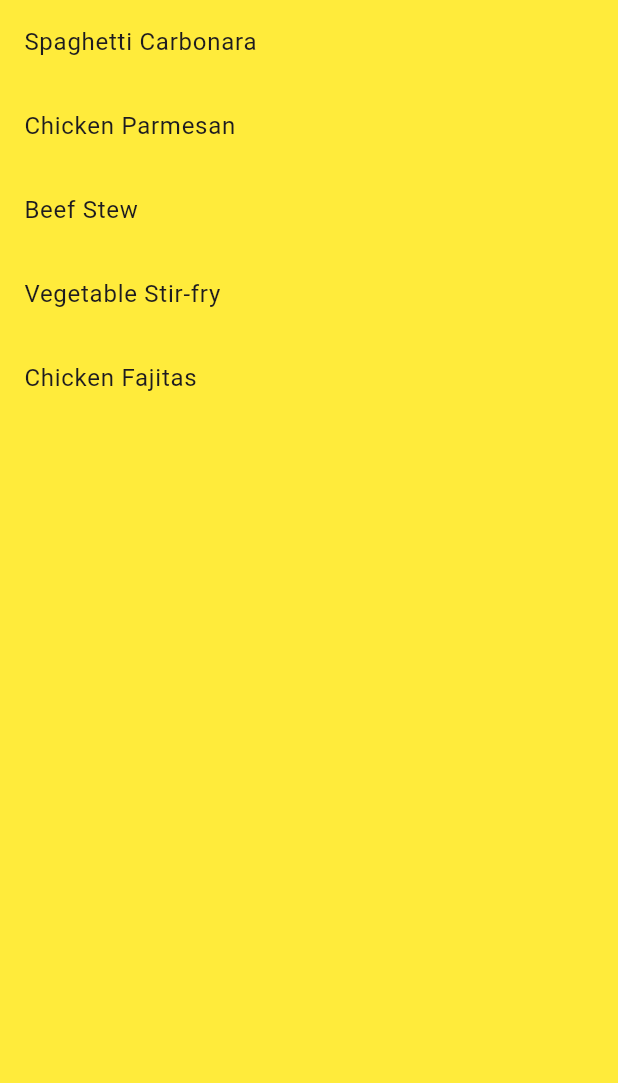
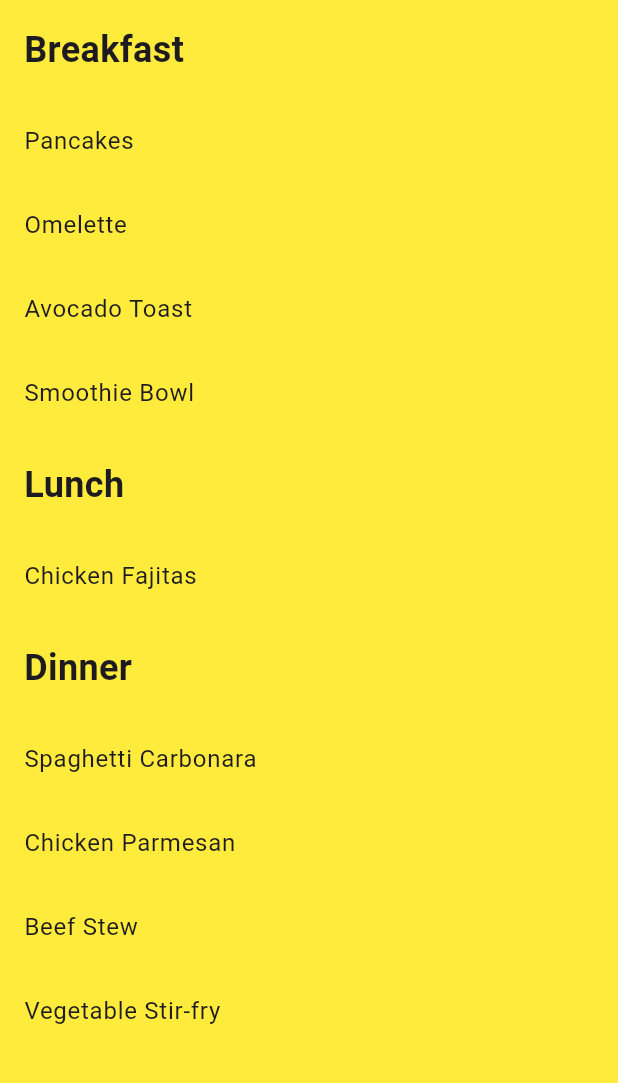
Before and after one commit to dhogan7/Project1, a Flutter app: the screen it shows after launch, after a tap on "Recipes", on a phone screen of 412 x 824 dp, the part 84-1167 px from its top. Run offline on Flutter 3.47's test engine with Material 3 defaults, Android fonts, the phone set to English and light mode, and no system bars.

Commit message:
added more recipes and added the meal planning section

```diff
--- a/lib/home_screen.dart
+++ b/lib/home_screen.dart
@@ -1,8 +1,8 @@
-// home_screen.dart
 import 'package:flutter/material.dart';
 import 'recipes_screen.dart';
 import 'favorites_screen.dart';
 import 'cuisine_screen.dart';
+import 'meal_planning_screen.dart'; // Import your Meal Planning screen
 
 class HomeScreen extends StatelessWidget {
   const HomeScreen({super.key});
@@ -30,17 +30,7 @@ class HomeScreen extends StatelessWidget {
               },
               child: const Text('Recipes'),
             ),
-            const SizedBox(height:20),
-            ElevatedButton(
-              onPressed: () {
-                Navigator.push(
-                  context,
-                  MaterialPageRoute(builder: (context) => const FavoritesScreen()),
-                );
-              },
-              child: const Text('View Favorites'),
-            ),
-            const SizedBox(height: 16),
+            const SizedBox(height: 20),
             ElevatedButton(
               onPressed: () {
                 Navigator.push(
@@ -50,6 +40,26 @@ class HomeScreen extends StatelessWidget {
               },
               child: const Text('Explore Cuisines'),
             ),
+            const SizedBox(height: 16),
+            ElevatedButton(
+              onPressed: () {
+                Navigator.push(
+                  context,
+                  MaterialPageRoute(builder: (context) => const MealPlanningScreen()),
+                );
+              },
+              child: const Text('Meal Planning'),
+            ),
+            const Spacer(), // Pushes the following button to the bottom
+            ElevatedButton(
+              onPressed: () {
+                Navigator.push(
+                  context,
+                  MaterialPageRoute(builder: (context) => const FavoritesScreen()),
+                );
+              },
+              child: const Text('Favorites'),
+            ),
           ],
         ),
       ),
--- a/lib/recipes_screen.dart
+++ b/lib/recipes_screen.dart
@@ -4,7 +4,93 @@ import 'details_screen.dart';
 class RecipesScreen extends StatelessWidget {
   const RecipesScreen({super.key});
 
-  final List<Map<String, dynamic>> recipes = const [
+  final Map<String, List<Map<String, dynamic>>> recipes = const {
+    'Breakfast': [
+      {
+        'name': 'Pancakes',
+        'instructions': [
+          'In a bowl, mix flour, sugar, baking powder, and salt.',
+          'In another bowl, whisk together milk, eggs, and melted butter.',
+          'Combine wet and dry ingredients until just mixed.',
+          'Pour batter onto a hot griddle and cook until bubbles form, then flip and cook until golden brown.'
+        ],
+        'ingredients': [
+          'Flour',
+          'Sugar',
+          'Baking powder',
+          'Salt',
+          'Milk',
+          'Eggs',
+          'Butter'
+        ],
+      },
+      {
+        'name': 'Omelette',
+        'instructions': [
+          'Whisk eggs with salt and pepper.',
+          'Heat oil in a frying pan, pour in the eggs.',
+          'Cook until edges firm up, then add cheese, vegetables, or meats of choice.',
+          'Fold and serve when cooked through.'
+        ],
+        'ingredients': [
+          'Eggs',
+          'Salt',
+          'Pepper',
+          'Cheese',
+          'Vegetables (e.g., bell peppers, onions)',
+          'Cooking oil'
+        ],
+      },
+      {
+        'name': 'Avocado Toast',
+        'instructions': [
+          'Toast slices of bread.',
+          'Mash avocado with salt and pepper.',
+          'Spread avocado on toast and top with optional toppings like sliced tomatoes or poached eggs.'
+        ],
+        'ingredients': [
+          'Bread',
+          'Avocado',
+          'Salt',
+          'Pepper',
+          'Optional toppings (e.g., tomatoes, poached eggs)'
+        ],
+      },
+      {
+        'name': 'Smoothie Bowl',
+        'instructions': [
+          'Blend your choice of fruits with yogurt and a splash of milk until smooth.',
+          'Pour into a bowl and top with granola, nuts, and fresh fruits.'
+        ],
+        'ingredients': [
+          'Assorted fruits (e.g., bananas, berries)',
+          'Yogurt',
+          'Milk',
+          'Granola',
+          'Nuts'
+        ],
+      },
+    ],
+    'Lunch': [
+      {
+        'name': 'Chicken Fajitas',
+        'instructions': [
+          'Heat oil in a pan.',
+          'Season chicken tenderloins with seasoning of choice.',
+          'Add chicken tenderloins to pan and cook for 10-12 minutes.',
+          'Add sliced bell peppers and onions to the pan.',
+          'Let cool for 3-5 minutes and serve.'
+        ],
+        'ingredients': [
+          'Chicken Tenderloins',
+          'Bell Peppers',
+          'Onions',
+          'Cooking oil',
+          'Seasoning of choice'
+        ],
+      },
+    ],
+    'Dinner': [
       {
         'name': 'Spaghetti Carbonara',
         'instructions': [
@@ -13,7 +99,7 @@ class RecipesScreen extends StatelessWidget {
           'Drain pasta and mix with egg mixture off the heat.',
           'Serve immediately.'
         ],
-      'groceryList': [
+        'ingredients': [
           'Spaghetti',
           'Eggs',
           'Pecorino Romano cheese',
@@ -29,7 +115,7 @@ class RecipesScreen extends StatelessWidget {
           'Bake until cheese is melted.',
           'Serve with pasta.'
         ],
-      'groceryList': [
+        'ingredients': [
           'Chicken breasts',
           'Bread crumbs',
           'Marinara sauce',
@@ -45,7 +131,7 @@ class RecipesScreen extends StatelessWidget {
           'Pour in broth and simmer for 2 hours.',
           'Season and serve.'
         ],
-      'groceryList': [
+        'ingredients': [
           'Beef',
           'Onions',
           'Carrots',
@@ -61,31 +147,15 @@ class RecipesScreen extends StatelessWidget {
           'Add vegetables and stir-fry for 5-7 minutes.',
           'Add soy sauce and serve with rice.'
         ],
-      'groceryList': [
+        'ingredients': [
           'Mixed vegetables',
           'Soy sauce',
           'Rice',
           'Cooking oil'
         ],
       },
-    {
-      'name': 'Chicken Fajitas',
-      'instructions': [
-        'Heat oil in a pan.',
-        'Season chicken tenderloins with seasoning of choice.',
-        'Add chicken tenderloins to pan and cook for 10-12 minutes.',
-        'Add sliced bell peppers and onions to the pan.',
-        'Let cool for 3-5 minutes and serve.'
     ],
-      'groceryList': [
-        'Chicken Tenderloins',
-        'Bell Peppers',
-        'Onions',
-        'Cooking oil',
-        'Seasoning of choice'
-      ],
-    },
-  ];
+  };
 
   @override
   Widget build(BuildContext context) {
@@ -95,10 +165,22 @@ class RecipesScreen extends StatelessWidget {
         backgroundColor: Colors.redAccent,
         title: const Text('Recipe List'),
       ),
-      body: ListView.builder(
-        itemCount: recipes.length,
-        itemBuilder: (context, index) {
-          final recipe = recipes[index];
+      body: ListView(
+        children: recipes.entries.map((entry) {
+          final mealType = entry.key;
+          final mealRecipes = entry.value;
+
+          return Column(
+            crossAxisAlignment: CrossAxisAlignment.start,
+            children: [
+              Padding(
+                padding: const EdgeInsets.all(16.0),
+                child: Text(
+                  mealType,
+                  style: const TextStyle(fontSize: 24, fontWeight: FontWeight.bold),
+                ),
+              ),
+              ...mealRecipes.map((recipe) {
                 return ListTile(
                   title: Text(recipe['name']),
                   onTap: () {
@@ -108,13 +190,16 @@ class RecipesScreen extends StatelessWidget {
                         builder: (context) => DetailsScreen(
                           recipeName: recipe['name'],
                           instructions: recipe['instructions'],
-                    groceryList: recipe['groceryList'],
+                          groceryList: recipe['ingredients'],
                         ),
                       ),
                     );
                   },
                 );
-        },
+              }).toList(),
+            ],
+          );
+        }).toList(),
       ),
     );
   }
```
Also changed, not shown: lib/cuisine_screen.dart (+48 -9 lines), lib/meal_planning_screen.dart (added, +139 -0 lines). Lines whose indentation alone changed are shown as unchanged.
